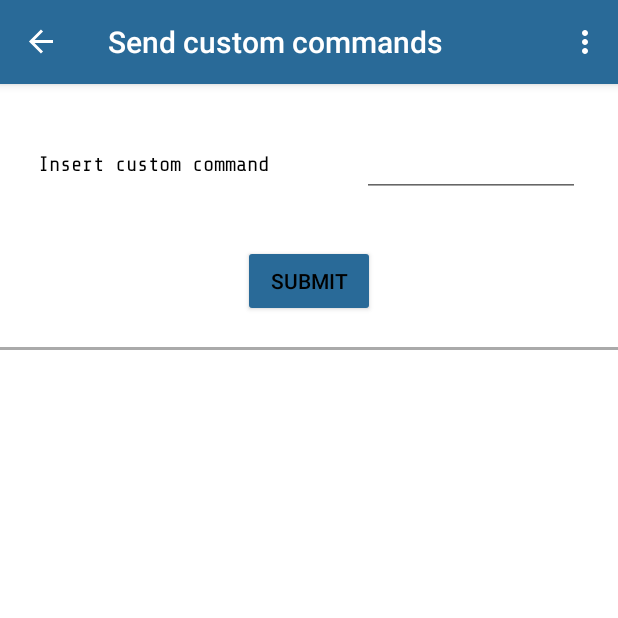
After one commit to Fedefreez/OnStepAndroid, an Android app: the SendCustomCommandsFragment screen opened through its navigation route, on a phone screen of 412 x 824 dp, the top half of it. The commit adds this screen. Run offline under Robolectric (Android 15) with nearby library versions, the phone set to English and light mode, and no system bars; our stand-ins replace navigation-ui.

Commit message:
Added custom command view.
Co-authored-by: Fedefreez <febebosi04@gmail.com>

```diff
--- a/app/src/main/java/com/fablab/onstep/MainActivity.java
+++ b/app/src/main/java/com/fablab/onstep/MainActivity.java
@@ -29,6 +29,7 @@ import androidx.navigation.ui.AppBarConfiguration;
 import androidx.navigation.ui.NavigationUI;
 
 import com.fablab.onstep.ui.bluetooth.BluetoothFragment;
+import com.fablab.onstep.ui.commands.SendCustomCommandsFragment;
 import com.fablab.onstep.ui.home.HomeFragment;
 import com.fablab.onstep.ui.options.OptionsFragment;
 import com.google.android.material.navigation.NavigationView;
@@ -146,6 +147,10 @@ public class MainActivity extends AppCompatActivity implements NavigationView.On
             Fragment bluetoothFragment = new BluetoothFragment();
             switchFragment(bluetoothFragment, "BluetoothFragment");
             if (actionBar != null) actionBar.setTitle("Bluetooth");
+        } else if (id == R.id.nav_send_custom_commands) {
+            Fragment sendCustomCommandsFragment = new SendCustomCommandsFragment();
+            switchFragment(sendCustomCommandsFragment, "SendCustomCommandFragment");
+            if (actionBar != null) actionBar.setTitle("Send custom commands");
         } else {
             Log.i(TAG, "No fragment id match!");
         }
--- /dev/null
+++ b/app/src/main/java/com/fablab/onstep/ui/commands/SendCustomCommandsFragment.java
@@ -0,0 +1,41 @@
+package com.fablab.onstep.ui.commands;
+
+import android.os.Bundle;
+import android.view.LayoutInflater;
+import android.view.View;
+import android.view.ViewGroup;
+import android.widget.Button;
+import android.widget.EditText;
+
+import androidx.annotation.NonNull;
+import androidx.fragment.app.Fragment;
+
+import com.fablab.onstep.MainActivity;
+import com.fablab.onstep.R;
+import com.fablab.onstep.ui.bluetooth.BluetoothFragment;
+
+public class SendCustomCommandsFragment extends Fragment {
+    public View onCreateView(@NonNull LayoutInflater inflater, ViewGroup container, Bundle savedInstanceState) {
+        View root = inflater.inflate(R.layout.fragment_send_custom_commands, container, false);
+
+        EditText customCommandEditText = root.findViewById(R.id.customCommandEditText);
+
+        Button sendCustomDataButton = root.findViewById(R.id.submitCustomCommandButton);
+        sendCustomDataButton.setOnClickListener((v) -> {
+            byte[] command = new byte[customCommandEditText.getText().toString().split(" ").length];
+            int ptr = 0;
+            for (String currentByte : customCommandEditText.getText().toString().split(" ")) {
+                command[ptr] = (byte) Integer.parseInt(currentByte);
+                ptr++;
+            }
+
+            try {
+                BluetoothFragment.sendData(root, command);
+            } catch (NumberFormatException e) {
+                MainActivity.createAlert("Please insert a valid number", root, false);
+            }
+        });
+
+        return root;
+    }
+}
--- /dev/null
+++ b/app/src/main/res/layout/fragment_send_custom_commands.xml
@@ -0,0 +1,70 @@
+<?xml version="1.0" encoding="utf-8"?>
+<androidx.constraintlayout.widget.ConstraintLayout xmlns:android="http://schemas.android.com/apk/res/android"
+    xmlns:app="http://schemas.android.com/apk/res-auto"
+    android:layout_width="match_parent"
+    android:layout_height="match_parent"
+    android:background="?backgroundColor">
+
+    <EditText
+        android:id="@+id/customCommandEditText"
+        android:layout_width="145dp"
+        android:layout_height="43dp"
+        android:layout_marginTop="32dp"
+        android:layout_marginEnd="25dp"
+        android:autofillHints=""
+        android:ems="10"
+        android:inputType="numberSigned"
+        app:layout_constraintEnd_toEndOf="parent"
+        app:layout_constraintTop_toTopOf="parent" />
+
+    <TextView
+        android:id="@+id/insertCustomCommandTextView"
+        style="@style/TextViewNormal"
+        android:layout_width="wrap_content"
+        android:layout_height="wrap_content"
+        android:layout_marginStart="25dp"
+        android:labelFor="@id/customCommandEditText"
+        android:text="@string/insert_custom_command"
+        app:layout_constraintBottom_toBottomOf="@+id/customCommandEditText"
+        app:layout_constraintStart_toStartOf="parent"
+        app:layout_constraintTop_toTopOf="@+id/customCommandEditText" />
+
+    <Button
+        android:id="@+id/submitCustomCommandButton"
+        android:layout_width="wrap_content"
+        android:layout_height="wrap_content"
+        android:layout_marginTop="32dp"
+        android:text="@string/submit"
+        app:layout_constraintEnd_toEndOf="parent"
+        app:layout_constraintStart_toStartOf="parent"
+        app:layout_constraintTop_toBottomOf="@+id/customCommandEditText" />
+
+    <View
+        android:id="@+id/lineSeparationLE6"
+        android:layout_width="match_parent"
+        android:layout_height="2dp"
+        android:layout_marginTop="8dp"
+        android:background="@color/separationLineColor"
+        app:layout_constraintBottom_toBottomOf="parent"
+        app:layout_constraintTop_toBottomOf="@+id/submitCustomCommandButton"
+        app:layout_constraintVertical_bias="0.01999998" />
+
+    <ScrollView
+        android:id="@+id/customCommandScrollView"
+        android:layout_width="409dp"
+        android:layout_height="543dp"
+        app:layout_constraintBottom_toBottomOf="parent"
+        app:layout_constraintEnd_toEndOf="parent"
+        app:layout_constraintHorizontal_bias="0.0"
+        app:layout_constraintStart_toStartOf="parent"
+        app:layout_constraintTop_toBottomOf="@+id/lineSeparationLE6"
+        app:layout_constraintVertical_bias="0.0">
+
+        <LinearLayout
+            android:id="@+id/customCommandLinearLayout"
+            android:layout_width="match_parent"
+            android:layout_height="wrap_content"
+            android:orientation="vertical" />
+    </ScrollView>
+
+</androidx.constraintlayout.widget.ConstraintLayout>
--- a/app/src/main/res/menu/activity_main_drawer.xml
+++ b/app/src/main/res/menu/activity_main_drawer.xml
@@ -17,6 +17,10 @@
                 android:id="@+id/nav_bluetooth"
                 android:icon="@drawable/ic_bluetooth"
                 android:title="@string/bluetooth" />
+            <item
+                android:id="@+id/nav_send_custom_commands"
+                android:icon="@drawable/ic_send"
+                android:title="@string/send_custom_commands" />
         </menu>
     </item>
     <item android:title="@string/options">
--- a/app/src/main/res/navigation/mobile_navigation.xml
+++ b/app/src/main/res/navigation/mobile_navigation.xml
@@ -23,4 +23,10 @@
         android:label="@string/action_bluetooth"
         tools:layout="@layout/fragment_bluetooth" />
 
+    <fragment
+        android:id="@+id/nav_send_custom_commands"
+        android:name="com.fablab.onstep.ui.commands.SendCustomCommandsFragment"
+        android:label="@string/send_custom_commands"
+        tools:layout="@layout/fragment_send_custom_commands" />
+
 </navigation>
--- a/app/src/main/res/values/dimens.xml
+++ b/app/src/main/res/values/dimens.xml
@@ -5,4 +5,5 @@
     <dimen name="nav_header_vertical_spacing">8dp</dimen>
     <dimen name="nav_header_height">176dp</dimen>
     <dimen name="fab_margin">16dp</dimen>
+    <dimen name="dialog_margin">10dp</dimen>
 </resources>
--- a/app/src/main/res/values/strings.xml
+++ b/app/src/main/res/values/strings.xml
@@ -26,4 +26,8 @@
     <string name="mac_address">MAC Address</string>
     <string name="disconnect">Disconnect</string>
     <string name="open_logs">Open logs</string>
+    <string name="send_custom_commands">Send custom commands</string>
+    <string name="send_custom_data">Send custom data</string>
+    <string name="insert_custom_command">Insert custom command</string>
+    <string name="submit">Submit</string>
 </resources>
```
Also changed, not shown: app/src/main/java/com/fablab/onstep/ui/bluetooth/BluetoothFragment.java (+19 -22 lines), app/src/main/res/drawable-hdpi/ic_send.png (added), app/src/main/res/drawable-mdpi/ic_send.png (added), app/src/main/res/drawable-xhdpi/ic_send.png (added), app/src/main/res/drawable-xxhdpi/ic_send.png (added), app/src/main/res/drawable-xxxhdpi/ic_send.png (added).
